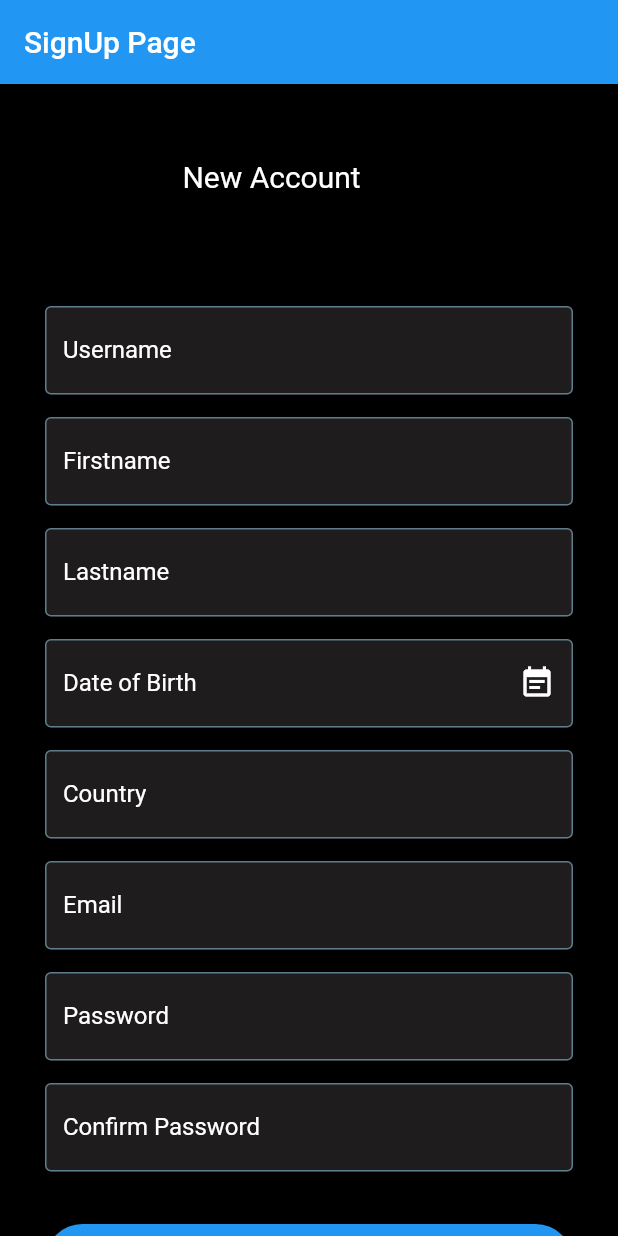
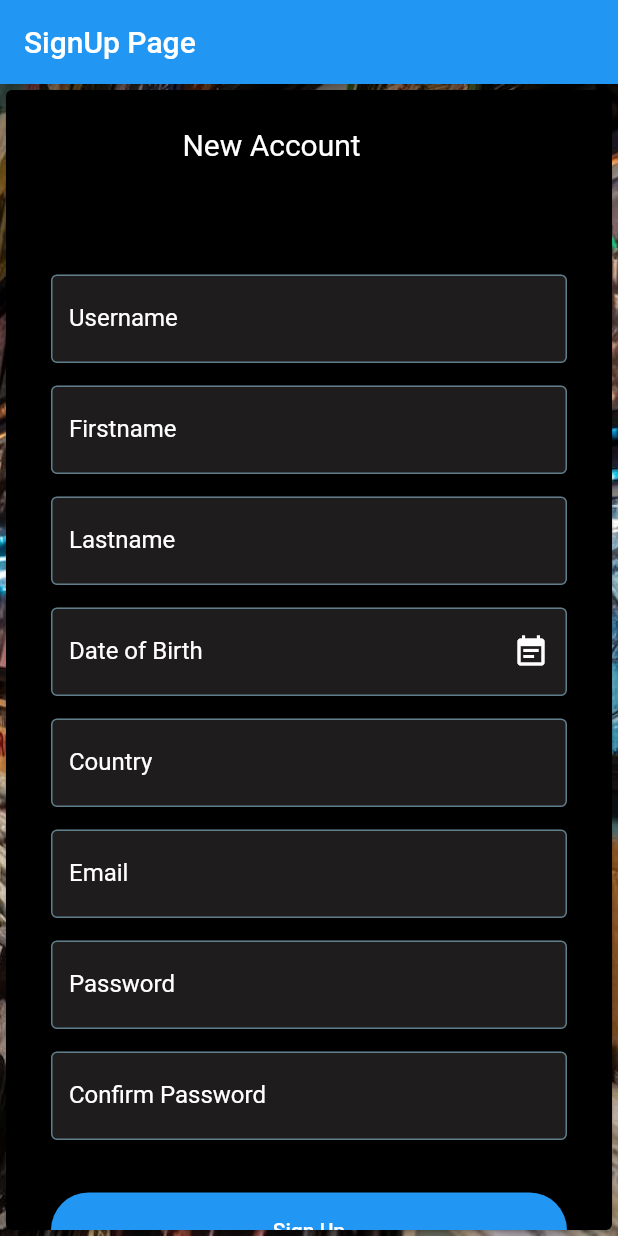
Before and after one commit to MastewalB/sonic-mobile, a Flutter app: the screen it shows after launch, on a phone screen of 412 x 824 dp. Run offline on Flutter 3.47's test engine with Material 2 defaults, Android fonts, the phone set to English and light mode, and no system bars; drawn by our look-alikes of date_field; our stand-ins replace anim_search_bar, flutter_svg, hive; accounts and stored records are empty.

Commit message:
desktop login and registration pages added

```diff
--- /dev/null
+++ b/lib/features/accounts/presentation/desktopapp/signuppage.dart
@@ -0,0 +1,217 @@
+import 'package:flutter/material.dart';
+import 'package:url_launcher/url_launcher.dart';
+import 'package:flutter/gestures.dart';
+import 'package:date_field/date_field.dart';
+
+class SignUpPage extends StatelessWidget {
+  //text editing controller for text field
+
+  const SignUpPage({Key? key}) : super(key: key);
+
+
+
+  @override
+  Widget build(BuildContext context) {
+    return Scaffold(
+      backgroundColor: Colors.black,
+      appBar: AppBar(
+        title: Text('SignUp Page'),
+      ),
+      body: Container(
+
+        decoration: BoxDecoration(
+          image: DecorationImage(
+            image: AssetImage("assets/images/album4.jpeg"),
+            fit: BoxFit.cover,
+          ),),
+        alignment: Alignment.center,
+        child: Card
+        (color: Colors.black,
+          child: SingleChildScrollView(
+
+            padding: EdgeInsets.fromLTRB(30, 0, 30, 25),
+            child: Container
+          (
+              child: SizedBox(
+                width:500.0,
+                height: 800.0,
+                child: Form(
+                  child: Column(
+                    crossAxisAlignment: CrossAxisAlignment.center,
+                    mainAxisAlignment: MainAxisAlignment.center,
+                    children: <Widget>[
+                      Padding(padding: EdgeInsets.fromLTRB(0, 10, 50, 60),
+                      child: Text("New Account",
+                      style:TextStyle(
+                        fontSize:20,
+                        color: Colors.white))),
+
+                      Padding(
+                        padding: EdgeInsets.fromLTRB(0, 15, 0, 15),
+                        child: TextFormField(
+                          decoration: InputDecoration(
+                            filled: true,
+                            fillColor: Color.fromARGB(97, 80, 73, 73),
+                            enabledBorder: OutlineInputBorder(
+                              borderSide: BorderSide(color: Colors.blueGrey ),
+
+                            ),
+                            labelText: 'Username',
+                            labelStyle: TextStyle(color: Colors.white),
+                            hintText: 'Enter your username',
+                          ),
+
+                        ),
+                      ),
+                      Padding(
+                        padding: EdgeInsets.fromLTRB(0, 0, 0, 15),
+                        child: TextFormField(
+                          decoration: InputDecoration(
+                            filled: true,
+                            fillColor: Color.fromARGB(97, 80, 73, 73),
+                            enabledBorder: OutlineInputBorder(
+                              borderSide: BorderSide(color: Colors.blueGrey ),
+                            ),
+                            labelText: 'Firstname',
+                            labelStyle: TextStyle(color: Colors.white),
+                            hintText: 'Enter Firstname',
+                          ),
+
+                        ),
+                      ),
+                      Padding(
+                        padding: EdgeInsets.fromLTRB(0, 0, 0, 15),
+                        child: TextFormField(
+                          decoration: InputDecoration(
+                            filled: true,
+                            fillColor: Color.fromARGB(97, 80, 73, 73),
+                            enabledBorder: OutlineInputBorder(
+                              borderSide: BorderSide(color: Colors.blueGrey ),
+                            ),
+                            labelText: 'Lastname',
+                            labelStyle: TextStyle(color: Colors.white),
+                            hintText: 'Enter your username',
+                          ),
+
+                        ),
+                      ),
+
+                      Padding(
+                        padding: EdgeInsets.fromLTRB(0, 0, 0, 15),
+                        child: DateTimeFormField(
+                            decoration: const InputDecoration(
+                              hintStyle: TextStyle(color: Colors.white),
+                              errorStyle: TextStyle(color: Colors.redAccent),
+                              filled: true,
+                            fillColor: Color.fromARGB(97, 80, 73, 73),
+                            enabledBorder: OutlineInputBorder(
+                              borderSide: BorderSide(color: Colors.blueGrey ),
+                            ),
+                              suffixIcon: Icon(Icons.event_note,
+                                                color: Colors.white,),
+                              labelText: 'Date of Birth',
+                              labelStyle: TextStyle(color: Colors.white)
+                            ),
+                            firstDate: DateTime.now().add(const Duration(days: 10)),
+                            lastDate: DateTime.now().add(const Duration(days: 40)),
+                            initialDate: DateTime.now().add(const Duration(days: 20)),
+                            autovalidateMode: AutovalidateMode.always,
+                            validator: (DateTime? e) =>
+                                (e?.day ?? 0) == 1 ? 'Please not the first day' : null,
+                            onDateSelected: (DateTime value) {
+                              print(value);
+                            },
+                          ),
+                      ),
+                      Padding(
+                        padding: EdgeInsets.fromLTRB(0, 0, 0, 15),
+                        child: TextFormField(
+                          decoration: InputDecoration(
+                            filled: true,
+                            fillColor: Color.fromARGB(97, 80, 73, 73),
+                            enabledBorder: OutlineInputBorder(
+                              borderSide: BorderSide(color: Colors.blueGrey ),
+                            ),
+                            labelText: 'Country',
+                            labelStyle: TextStyle(color: Colors.white),
+                            hintText: 'Enter country',
+                          ),
+
+                        ),
+                      ),
+                      Padding(
+                        padding: EdgeInsets.fromLTRB(0, 0, 0, 15),
+                        child: TextFormField(
+                          decoration: InputDecoration(
+                            filled: true,
+                            fillColor: Color.fromARGB(97, 80, 73, 73),
+                            enabledBorder: OutlineInputBorder(
+                              borderSide: BorderSide(color: Colors.blueGrey ),
+                            ),
+                            labelText: 'Email',
+                            labelStyle: TextStyle(color: Colors.white),
+                            hintText: 'Enter your email',
+                          ),
+                        ),
+                      ),
+                      Padding(
+                        padding: EdgeInsets.fromLTRB(0, 0, 0, 15),
+                        child: TextFormField(
+                          style: TextStyle(color: Colors.white),
+                          obscureText: true,
+                          decoration: InputDecoration(
+                            filled: true,
+                            fillColor: Color.fromARGB(97, 80, 73, 73),
+                            enabledBorder: OutlineInputBorder(
+                              borderSide: BorderSide(color: Colors.blueGrey ),
+                            ),
+                            labelText: 'Password',
+                            labelStyle: TextStyle(color: Colors.white),
+                            hintText: 'Enter your password',
+                            hintStyle:TextStyle(color: Colors.blue),
+                          ),
+                        ),
+                      ),
+                      Padding(
+                        padding: EdgeInsets.fromLTRB(0, 0, 0, 15),
+                        child: TextFormField(
+                          style: TextStyle(color: Colors.white),
+                          obscureText: true,
+                          decoration: InputDecoration(
+                            filled: true,
+                            fillColor: Color.fromARGB(97, 80, 73, 73),
+                            enabledBorder: OutlineInputBorder(
+                              borderSide: BorderSide(color: Colors.blueGrey ),
+                            ),
+                            labelText: 'Confirm Password',
+                            labelStyle: TextStyle(color: Colors.white),
+                          ),
+                        ),
+                      ),
+
+                      SizedBox(height: 20.0),
+                      ElevatedButton(
+                        style: ElevatedButton.styleFrom(
+                          shape: StadiumBorder(),
+                          foregroundColor: (Colors.white),
+                          backgroundColor: Colors.blue,
+                          minimumSize: const Size.fromHeight(50)
+                ),
+                        onPressed: () {
+
+                        },
+                        child: Padding(
+                          padding: EdgeInsets.all(15),
+                          child: Text('Sign Up'),)
+                      ),
+                    ],
+                  ),
+                ),
+              ),
+            ),
+          ),
+        ),
+      ),
+    );
+  }
+}
--- a/lib/main.dart
+++ b/lib/main.dart
@@ -5,8 +5,8 @@ import 'package:sonic_mobile/features/home/presentation/homepage.dart';
 import 'package:sonic_mobile/features/search/presentation/search_page.dart';
 import 'features/album/presentation/album_page.dart';
 import 'features/album/presentation/widgets/album_art.dart';
-import 'features/accounts/presentation/loginpage.dart';
-import 'features/accounts/presentation/signuppage.dart';
+import 'features/accounts/presentation/desktopapp/loginpage.dart';
+import 'features/accounts/presentation/desktopapp/signuppage.dart';
 void main() {
   WidgetsFlutterBinding.ensureInitialized();
   runApp(const MaterialApp(home: Sonic()));
--- a/pubspec.yaml
+++ b/pubspec.yaml
@@ -34,6 +34,8 @@ dependencies:
 
   # The following adds the Cupertino Icons font to your application.
   # Use with the CupertinoIcons class for iOS style icons.
+
+
   cupertino_icons: ^1.0.2
   date_field: ^3.0.5
   url_launcher: ^6.1.8
@@ -67,6 +69,10 @@ flutter:
   # included with your application, so that you can use the icons in
   # the material Icons class.
   uses-material-design: true
+  assets:
+    - assets/images/album.jpg
+    - assets/images/album1.jpg
+    - assets/images/album4.jpeg
 
   # To add assets to your application, add an assets section, like this:
   # assets:
```
Also changed, not shown: lib/features/accounts/presentation/desktopapp/loginpage.dart (added, +143 -0 lines), assets/images/album.jpg (added), assets/images/album1.jpg (added), assets/images/album2.jpg (added), assets/images/album3.webp (added), assets/images/album4.jpeg (added).
